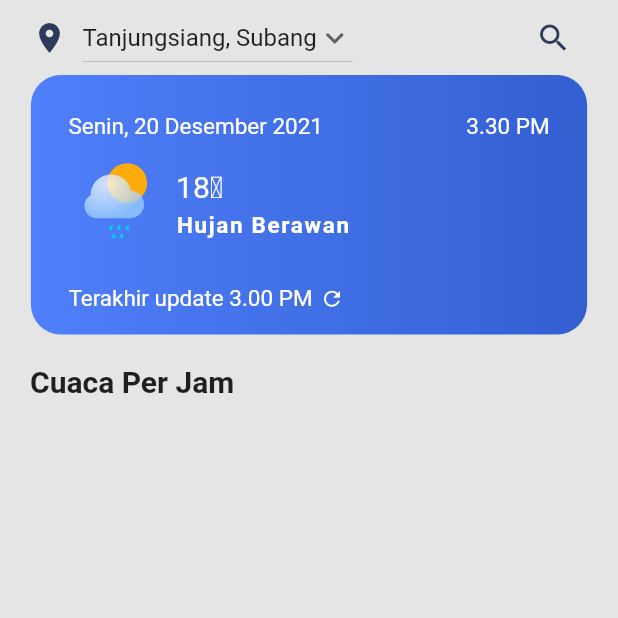
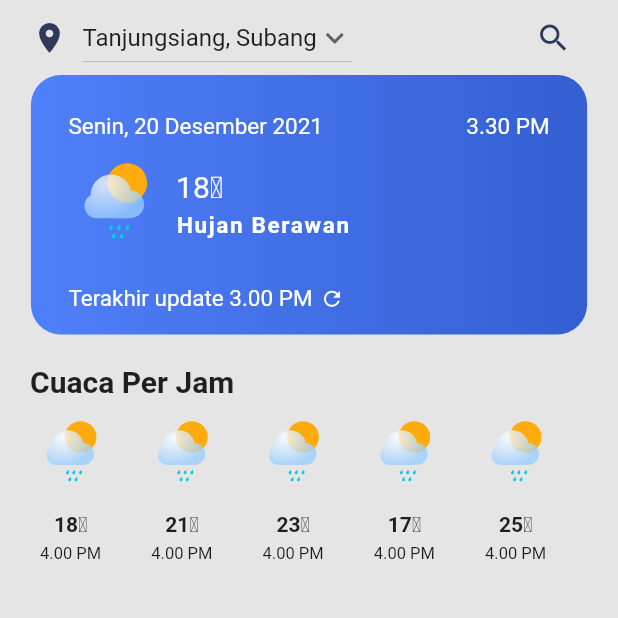
Before and after one commit to TarkanKara/Weather_App, a Flutter app: the screen it shows after launch, on a phone screen of 412 x 824 dp, the top half of it. Run offline on Flutter 3.47's test engine with Material 2 defaults, Android fonts, the phone set to English and light mode, and no system bars; our stand-ins replace flutter_svg, responsive_sizer.

```diff
--- a/lib/models/weather_location.dart
+++ b/lib/models/weather_location.dart
@@ -41,7 +41,40 @@ final locationList = [
   ),
   WeatherLocation(
     city: 'Hujan Selasa',
-    temparature: '18\u2103',
+    temparature: '21\u2103',
+    dateTime: "Senin, 20 Desember 2021",
+    weatherType: 'morning',
+    iconUrl: appAssets.rain1,
+    kelembaban: "86 %",
+    airPressure: "940 hpa",
+    windSpeed: "1 km/h",
+    fog: "14 %",
+  ),
+  WeatherLocation(
+    city: 'Hujan Selasa',
+    temparature: '23\u2103',
+    dateTime: "Senin, 20 Desember 2021",
+    weatherType: 'morning',
+    iconUrl: appAssets.rain1,
+    kelembaban: "86 %",
+    airPressure: "940 hpa",
+    windSpeed: "1 km/h",
+    fog: "14 %",
+  ),
+  WeatherLocation(
+    city: 'Hujan Selasa',
+    temparature: '17\u2103',
+    dateTime: "Senin, 20 Desember 2021",
+    weatherType: 'morning',
+    iconUrl: appAssets.rain1,
+    kelembaban: "86 %",
+    airPressure: "940 hpa",
+    windSpeed: "1 km/h",
+    fog: "14 %",
+  ),
+  WeatherLocation(
+    city: 'Hujan Selasa',
+    temparature: '25\u2103',
     dateTime: "Senin, 20 Desember 2021",
     weatherType: 'morning',
     iconUrl: appAssets.rain1,
--- a/lib/screens/home_page.dart
+++ b/lib/screens/home_page.dart
@@ -1,4 +1,4 @@
-// ignore_for_file: depend_on_referenced_packages
+// ignore_for_file: depend_on_referenced_packages, prefer_const_constructors, camel_case_types
 
 import 'package:flutter/material.dart';
 import 'package:responsive_sizer/responsive_sizer.dart';
@@ -38,6 +38,8 @@ class _HomePageState extends State<HomePage> {
                     ),
               ),
             ),
+            const SizedBox(height: 10),
+            _listViewWidget()
           ],
         ),
       ),
@@ -45,6 +47,60 @@ class _HomePageState extends State<HomePage> {
   }
 }
 
+//ListView Vidget
+class _listViewWidget extends StatelessWidget {
+  const _listViewWidget({
+    Key? key,
+  }) : super(key: key);
+
+  @override
+  Widget build(BuildContext context) {
+    return SizedBox(
+      height: 15.h,
+      child: Padding(
+        padding: const EdgeInsets.only(left: 10, right: 20),
+        child: ListView.builder(
+          scrollDirection: Axis.horizontal,
+          itemCount: locationList.length,
+          itemBuilder: (context, index) {
+            return Container(
+              decoration: const BoxDecoration(
+                borderRadius: BorderRadius.all(
+                  Radius.circular(20),
+                ),
+              ),
+              child: Column(
+                children: [
+                  SizedBox(
+                    height: 8.h,
+                    width: 18.w,
+                    child: SvgPicture.asset(locationList[index].iconUrl),
+                  ),
+                  Text(
+                    locationList[index].temparature,
+                    style: Theme.of(context).textTheme.bodyText2!.copyWith(
+                          fontSize: 14,
+                          fontWeight: FontWeight.bold,
+                        ),
+                  ),
+                  const SizedBox(height: 5),
+                  Text(
+                    "4.00 PM",
+                    style: Theme.of(context).textTheme.bodyText2!.copyWith(
+                          fontSize: 11,
+                        ),
+                  ),
+                ],
+              ),
+            );
+          },
+        ),
+      ),
+    );
+  }
+}
+
+//Banner Widget
 class banner extends StatelessWidget {
   const banner({
     Key? key,
```
